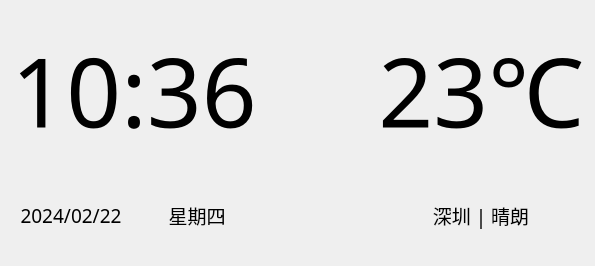
First picture: the form in CarMachineSystem/httpweather.ui, repository 1bailan/Car-machine-system, before the edit.
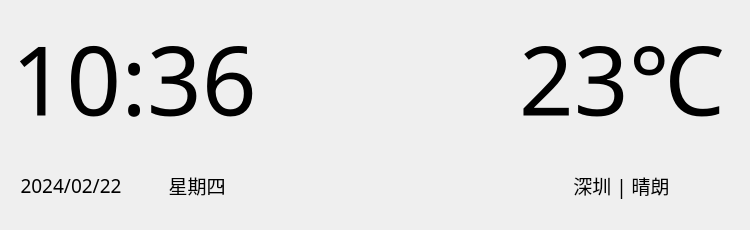
Second picture: the form after the edit.

Diff of the .ui file:
```diff
--- a/CarMachineSystem/httpweather.ui
+++ b/CarMachineSystem/httpweather.ui
@@ -6,13 +6,16 @@
    <rect>
     <x>0</x>
     <y>0</y>
-    <width>595</width>
-    <height>266</height>
+    <width>750</width>
+    <height>230</height>
    </rect>
   </property>
   <property name="windowTitle">
    <string>Form</string>
   </property>
+  <property name="styleSheet">
+   <string notr="true"/>
+  </property>
   <layout class="QHBoxLayout" name="horizontalLayout_3">
    <item>
     <layout class="QHBoxLayout" name="horizontalLayout_2" stretch="1,1,1">
```
